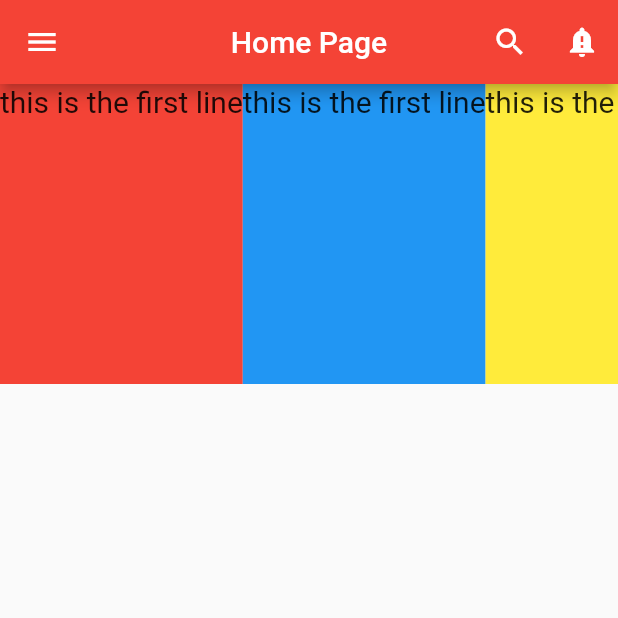
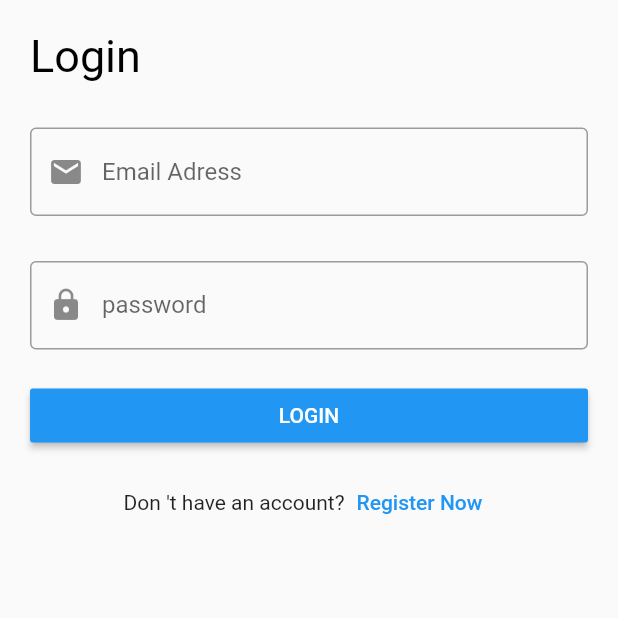
Before and after one commit to NourhanHosny/Flutter_App, a Flutter app: the screen it shows after launch, on a phone screen of 412 x 824 dp, the top half of it. Run offline on Flutter 3.47's test engine with Material 2 defaults, Android fonts, the phone set to English and light mode, and no system bars; missing offline and left inert: dart:ffi.

Commit message:
complete login page

```diff
--- a/lib/home_screen.dart
+++ b/lib/home_screen.dart
@@ -1,3 +1,5 @@
+import 'dart:ffi';
+
 import 'package:flutter/material.dart';
 
 class HomeScreen extends StatelessWidget {
@@ -17,74 +19,43 @@ class HomeScreen extends StatelessWidget {
        ),
          body: SingleChildScrollView(
            scrollDirection: Axis.horizontal,
-           child: Row(
-             crossAxisAlignment:CrossAxisAlignment.start,
+           child: Column(
              children: [
-                 Container(
-                   height: 200,
-                   color: Colors.red,
-                   child: const Text(
-                   'this is the first line',
-                    style: TextStyle(
-                      fontSize: 20,
+               Stack(
+                 alignment: AlignmentDirectional.bottomCenter,
+                 children: [
+                  Container(
+                    width: 300,
+                    height: 300,
+                    color: Colors.blue,
+                    child: const Image(
+                      image:
+                        NetworkImage(
+                          'https://images.pexels.com/photos/56866/garden-rose-red-pink-56866.jpeg?auto=compress&cs=tinysrgb&w=1260&h=750&dpr=2'
+                        ),
+                         fit: BoxFit.cover,
+                      ),
+                  ),
+                     Container(
+                       width: 300,
+                       color: Colors.black.withOpacity(0.4),
 
-                    ),
-               ),
-                 ),
-               Container(
-                 height: 200,
-                 color: Colors.blue,
-                 child: const Text(
-                   'this is the first line',
-                   style: TextStyle(
-                     fontSize: 20,
+                       padding: EdgeInsets.symmetric(
+                         vertical: 10,
+                         horizontal: 10,
+                       ),
+                       child: const Text(
+                       'this is the first line',
+                        textAlign: TextAlign.center,
+                        style: TextStyle(
+                          fontSize: 30,
+                           color: Colors.white,
 
+                        ),
                    ),
-                 ),
-               ),
-               Container(
-                 height: 200,
-                 color: Colors.yellow,
-                 child: const Text(
-                   'this is the first line',
-                   style: TextStyle(
-                     fontSize: 20,
+                     ),
 
-                   ),
-                 ),
-               ),
-               Container(
-                 height: 200,
-                 color: Colors.blue,
-                 child: const Text(
-                   'this is the first line',
-                   style: TextStyle(
-                     fontSize: 20,
-
-                   ),
-                 ),
-               ),
-               Container(
-                 height: 200,
-                 color: Colors.blue,
-                 child: const Text(
-                   'this is the first line',
-                   style: TextStyle(
-                     fontSize: 20,
-
-                   ),
-                 ),
-               ),
-               Container(
-                 height: 200,
-                 color: Colors.blue,
-                 child: const Text(
-                   'this is the first line',
-                   style: TextStyle(
-                     fontSize: 20,
-
-                   ),
-                 ),
+                 ],
                ),
              ],
            ),
--- /dev/null
+++ b/lib/login_screen.dart
@@ -0,0 +1,97 @@
+import 'dart:collection';
+
+import 'package:flutter/material.dart';
+
+
+class LoginScreen extends StatelessWidget {
+   var emailController = TextEditingController();
+   var passwordController = TextEditingController();
+  @override
+  Widget build(BuildContext context) {
+
+    return  SafeArea(
+      child: Scaffold(
+            body: Padding(
+              padding: const EdgeInsets.all(20),
+              child: Column(
+                crossAxisAlignment: CrossAxisAlignment.start ,
+                children: [
+                  Container(
+                    child: const Text(
+                      'Login',
+                      style: TextStyle(
+                        fontSize: 30,
+                        color: Colors.black
+                      ),
+
+                    ),
+                  ),
+                  const SizedBox(
+                    height:  30,
+                  ),
+                   TextFormField(
+                     controller:emailController ,
+                     keyboardType: TextInputType.emailAddress,
+                    decoration: const InputDecoration(
+                      hintText: 'Email Adress',
+                       border: OutlineInputBorder(),
+                        prefixIcon: Icon(Icons.email)
+                    ),
+                  ),
+                  const SizedBox(
+                    height:  30,
+                  ),
+                   TextFormField(
+                     controller:passwordController ,
+                       keyboardType: TextInputType.visiblePassword,
+                    decoration: const InputDecoration(
+                        labelText: 'password',
+                        border: OutlineInputBorder(),
+                      prefixIcon: Icon(Icons.lock)
+                    ),
+                  ),
+                  const SizedBox(
+                    height:  20,
+                  ),
+                  Container(
+                    width: double.infinity,
+                    child: MaterialButton(onPressed: (){
+                      print(emailController.text);
+                      print(passwordController.text);
+                    } , child:
+                      Text(
+                        'LOGIN',
+                        style: TextStyle(
+                          color: Colors.white
+                        ),
+
+                      ),
+                      color: Colors.blue,
+                      ),
+                  ),
+                  const SizedBox(
+                    height:  10,
+                  ),
+                  Row(
+                    mainAxisAlignment: MainAxisAlignment.center,
+                    children: [
+                      Text(
+                          'Don \'t have an account?'
+
+                      ),
+                      TextButton(onPressed: (){
+
+                      },
+                          child:
+                          Text('Register Now'),
+                      ),
+                    ],
+                  ),
+                ],
+              ),
+            ),
+
+      ),
+    );
+  }
+}
--- a/lib/main.dart
+++ b/lib/main.dart
@@ -1,5 +1,6 @@
 import 'package:flutter/material.dart';
 import 'package:udemy_flutter/home_screen.dart';
+import 'package:udemy_flutter/login_screen.dart';
 
 void main() {
   runApp(const MyApp());
@@ -14,7 +15,7 @@ class MyApp extends StatelessWidget {
 
     return  MaterialApp(
       debugShowCheckedModeBanner: false,
-      home: HomeScreen() ,
+      home: LoginScreen() ,
     );
   }
 }
```
